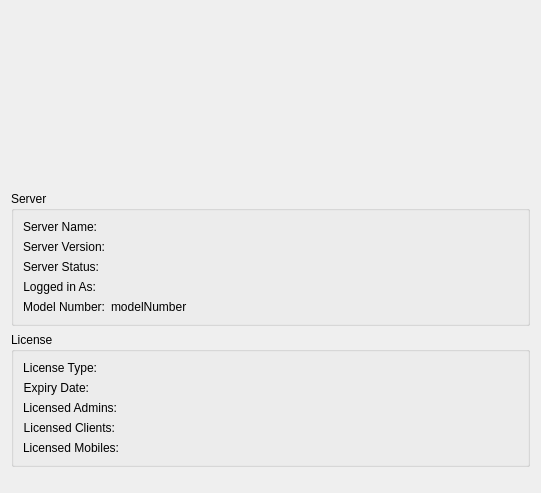
This is FWAdminLib/WinAdminStatusWidget.ui in fw-dev/translations as Qt 5 draws it before an edit. The edited form follows.
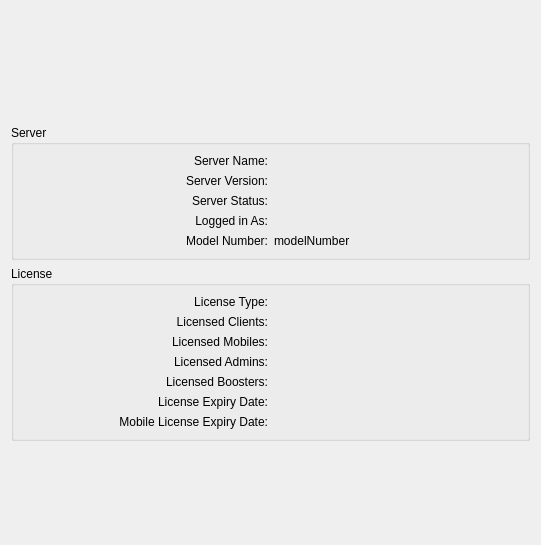
This is the edited form. Icons and pictures are not drawn.

What changed in the file:
```diff
--- a/FWAdminLib/WinAdminStatusWidget.ui
+++ b/FWAdminLib/WinAdminStatusWidget.ui
@@ -7,7 +7,7 @@
     <x>0</x>
     <y>0</y>
     <width>541</width>
-    <height>493</height>
+    <height>545</height>
    </rect>
   </property>
   <property name="sizePolicy">
@@ -60,7 +60,7 @@
      <property name="title">
       <string>Server</string>
      </property>
-     <layout class="QFormLayout" name="formLayout">
+     <layout class="QGridLayout" name="gridLayout_2">
       <item row="0" column="0">
        <widget class="QLabel" name="label">
         <property name="text">
@@ -160,12 +160,9 @@
      <property name="title">
       <string>License</string>
      </property>
-     <layout class="QFormLayout" name="formLayout_2">
-      <property name="fieldGrowthPolicy">
-       <enum>QFormLayout::FieldsStayAtSizeHint</enum>
-      </property>
+     <layout class="QGridLayout" name="gridLayout">
       <item row="0" column="0">
-       <widget class="QLabel" name="label_8">
+       <widget class="QLabel" name="labelLicenseType">
         <property name="text">
          <string>License Type:</string>
         </property>
@@ -182,27 +179,7 @@
        </widget>
       </item>
       <item row="1" column="0">
-       <widget class="QLabel" name="label_9">
-        <property name="text">
-         <string>Expiry Date:</string>
-        </property>
-        <property name="alignment">
-         <set>Qt::AlignRight|Qt::AlignTrailing|Qt::AlignVCenter</set>
-        </property>
-       </widget>
-      </item>
-      <item row="2" column="0">
-       <widget class="QLabel" name="label_4">
-        <property name="text">
-         <string>Licensed Admins:</string>
-        </property>
-        <property name="alignment">
-         <set>Qt::AlignRight|Qt::AlignTrailing|Qt::AlignVCenter</set>
-        </property>
-       </widget>
-      </item>
-      <item row="3" column="0">
-       <widget class="QLabel" name="label_6">
+       <widget class="QLabel" name="labelLicensedClients">
         <property name="text">
          <string>Licensed Clients:</string>
         </property>
@@ -211,8 +188,15 @@
         </property>
        </widget>
       </item>
-      <item row="4" column="0">
-       <widget class="QLabel" name="label_12">
+      <item row="1" column="1">
+       <widget class="QLabel" name="licensedClients">
+        <property name="text">
+         <string/>
+        </property>
+       </widget>
+      </item>
+      <item row="2" column="0">
+       <widget class="QLabel" name="labelLicensedMob">
         <property name="text">
          <string>Licensed Mobiles:</string>
         </property>
@@ -221,34 +205,81 @@
         </property>
        </widget>
       </item>
-      <item row="4" column="1">
+      <item row="2" column="1">
        <widget class="QLabel" name="licensedMobiles">
         <property name="text">
          <string/>
         </property>
        </widget>
       </item>
-      <item row="3" column="1">
-       <widget class="QLabel" name="licensedClients">
+      <item row="3" column="0">
+       <widget class="QLabel" name="labelLicensedAdmins">
         <property name="text">
-         <string/>
+         <string>Licensed Admins:</string>
+        </property>
+        <property name="alignment">
+         <set>Qt::AlignRight|Qt::AlignTrailing|Qt::AlignVCenter</set>
         </property>
        </widget>
       </item>
-      <item row="2" column="1">
+      <item row="3" column="1">
        <widget class="QLabel" name="licensedAdmins">
         <property name="text">
+         <string>&lt;admins&gt;</string>
+        </property>
+       </widget>
+      </item>
+      <item row="4" column="0">
+       <widget class="QLabel" name="labelNumBoosters">
+        <property name="text">
+         <string>Licensed Boosters:</string>
+        </property>
+        <property name="alignment">
+         <set>Qt::AlignRight|Qt::AlignTrailing|Qt::AlignVCenter</set>
+        </property>
+       </widget>
+      </item>
+      <item row="4" column="1">
+       <widget class="QLabel" name="licensedBoosters">
+        <property name="text">
          <string/>
         </property>
        </widget>
       </item>
-      <item row="1" column="1">
+      <item row="5" column="0">
+       <widget class="QLabel" name="labelExpiryDate">
+        <property name="text">
+         <string>License Expiry Date:</string>
+        </property>
+        <property name="alignment">
+         <set>Qt::AlignRight|Qt::AlignTrailing|Qt::AlignVCenter</set>
+        </property>
+       </widget>
+      </item>
+      <item row="5" column="1">
        <widget class="QLabel" name="expiry">
         <property name="text">
          <string/>
         </property>
        </widget>
       </item>
+      <item row="6" column="0">
+       <widget class="QLabel" name="labelExpiryDateMobile">
+        <property name="text">
+         <string>Mobile License Expiry Date:</string>
+        </property>
+        <property name="alignment">
+         <set>Qt::AlignRight|Qt::AlignTrailing|Qt::AlignVCenter</set>
+        </property>
+       </widget>
+      </item>
+      <item row="6" column="1">
+       <widget class="QLabel" name="expiryMobile">
+        <property name="text">
+         <string/>
+        </property>
+       </widget>
+      </item>
      </layout>
     </widget>
    </item>
@@ -258,7 +289,7 @@
       <enum>Qt::Vertical</enum>
      </property>
      <property name="sizeType">
-      <enum>QSizePolicy::Preferred</enum>
+      <enum>QSizePolicy::MinimumExpanding</enum>
      </property>
      <property name="sizeHint" stdset="0">
       <size>
```
Left out of the diff: 5 changed lines with no effect on the pictures.
